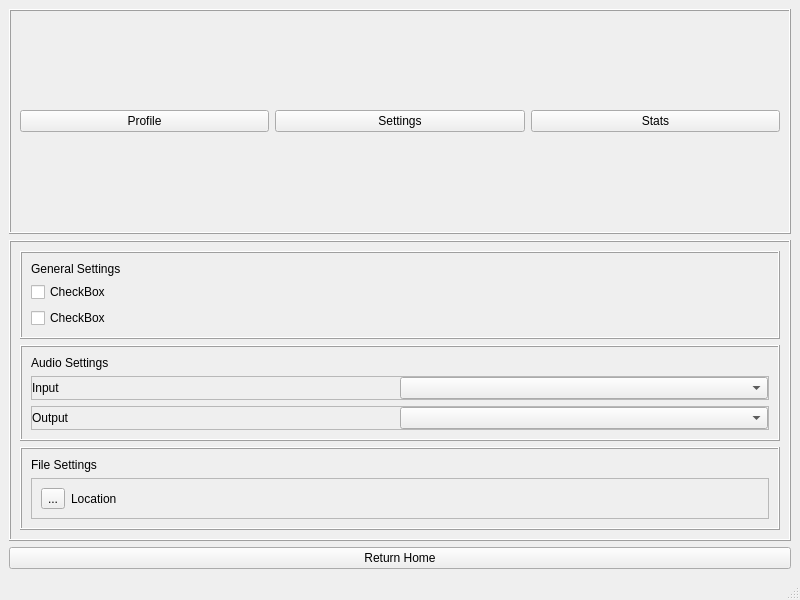
Webtamu/shumi, file qtdesigner/settings_design.ui: the form before one commit.
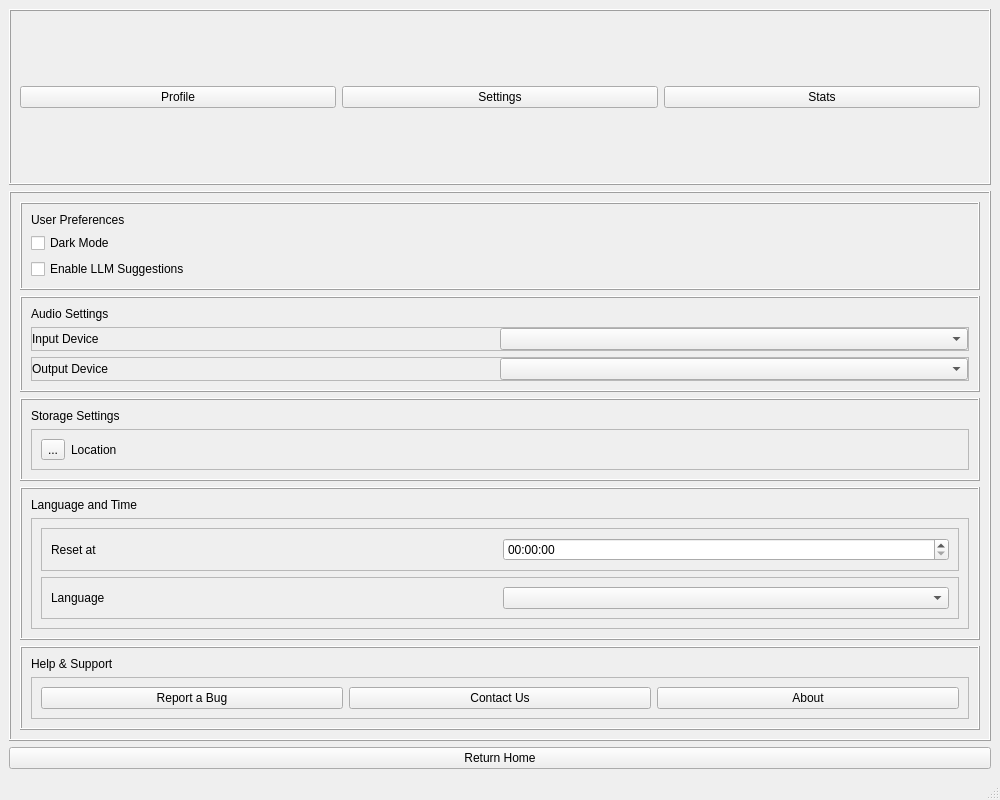
The form after the commit.

```diff
--- a/qtdesigner/settings_design.ui
+++ b/qtdesigner/settings_design.ui
@@ -6,8 +6,8 @@
    <rect>
     <x>0</x>
     <y>0</y>
-    <width>800</width>
-    <height>600</height>
+    <width>1000</width>
+    <height>800</height>
    </rect>
   </property>
   <property name="windowTitle">
@@ -69,21 +69,21 @@
           <item>
            <widget class="QLabel" name="label">
             <property name="text">
-             <string>General Settings</string>
+             <string>User Preferences</string>
             </property>
            </widget>
           </item>
           <item>
            <widget class="QCheckBox" name="checkBox">
             <property name="text">
-             <string>CheckBox</string>
+             <string>Dark Mode</string>
             </property>
            </widget>
           </item>
           <item>
            <widget class="QCheckBox" name="checkBox_2">
             <property name="text">
-             <string>CheckBox</string>
+             <string>Enable LLM Suggestions</string>
             </property>
            </widget>
           </item>
@@ -133,7 +133,7 @@
              <item>
               <widget class="QLabel" name="label_3">
                <property name="text">
-                <string>Input</string>
+                <string>Input Device</string>
                </property>
               </widget>
              </item>
@@ -170,7 +170,7 @@
              <item>
               <widget class="QLabel" name="label_4">
                <property name="text">
-                <string>Output</string>
+                <string>Output Device</string>
                </property>
               </widget>
              </item>
@@ -195,7 +195,7 @@
           <item>
            <widget class="QLabel" name="label_5">
             <property name="text">
-             <string>File Settings</string>
+             <string>Storage Settings</string>
             </property>
            </widget>
           </item>
@@ -228,6 +228,133 @@
          </layout>
         </widget>
        </item>
+       <item>
+        <widget class="QFrame" name="frame_11">
+         <property name="frameShape">
+          <enum>QFrame::Box</enum>
+         </property>
+         <property name="frameShadow">
+          <enum>QFrame::Raised</enum>
+         </property>
+         <layout class="QVBoxLayout" name="verticalLayout_8">
+          <item>
+           <widget class="QLabel" name="label_12">
+            <property name="text">
+             <string>Language and Time</string>
+            </property>
+           </widget>
+          </item>
+          <item>
+           <widget class="QFrame" name="frame_12">
+            <property name="frameShape">
+             <enum>QFrame::StyledPanel</enum>
+            </property>
+            <property name="frameShadow">
+             <enum>QFrame::Raised</enum>
+            </property>
+            <layout class="QVBoxLayout" name="verticalLayout_7">
+             <item>
+              <widget class="QFrame" name="frame_13">
+               <property name="frameShape">
+                <enum>QFrame::StyledPanel</enum>
+               </property>
+               <property name="frameShadow">
+                <enum>QFrame::Raised</enum>
+               </property>
+               <layout class="QHBoxLayout" name="horizontalLayout_5">
+                <item>
+                 <widget class="QLabel" name="label_10">
+                  <property name="text">
+                   <string>Reset at</string>
+                  </property>
+                 </widget>
+                </item>
+                <item>
+                 <widget class="QTimeEdit" name="inputTime"/>
+                </item>
+               </layout>
+              </widget>
+             </item>
+             <item>
+              <widget class="QFrame" name="frame_14">
+               <property name="frameShape">
+                <enum>QFrame::StyledPanel</enum>
+               </property>
+               <property name="frameShadow">
+                <enum>QFrame::Raised</enum>
+               </property>
+               <layout class="QHBoxLayout" name="horizontalLayout_7">
+                <item>
+                 <widget class="QLabel" name="label_11">
+                  <property name="text">
+                   <string>Language </string>
+                  </property>
+                 </widget>
+                </item>
+                <item>
+                 <widget class="QComboBox" name="inputLanguage"/>
+                </item>
+               </layout>
+              </widget>
+             </item>
+            </layout>
+           </widget>
+          </item>
+         </layout>
+        </widget>
+       </item>
+       <item>
+        <widget class="QFrame" name="frame_9">
+         <property name="frameShape">
+          <enum>QFrame::Box</enum>
+         </property>
+         <property name="frameShadow">
+          <enum>QFrame::Raised</enum>
+         </property>
+         <layout class="QVBoxLayout" name="verticalLayout_6">
+          <item>
+           <widget class="QLabel" name="label_9">
+            <property name="text">
+             <string>Help &amp; Support</string>
+            </property>
+           </widget>
+          </item>
+          <item>
+           <widget class="QFrame" name="frame_10">
+            <property name="frameShape">
+             <enum>QFrame::StyledPanel</enum>
+            </property>
+            <property name="frameShadow">
+             <enum>QFrame::Raised</enum>
+            </property>
+            <layout class="QHBoxLayout" name="horizontalLayout_6">
+             <item>
+              <widget class="QPushButton" name="btnBug">
+               <property name="text">
+                <string>Report a Bug</string>
+               </property>
+              </widget>
+             </item>
+             <item>
+              <widget class="QPushButton" name="btnContact">
+               <property name="text">
+                <string>Contact Us</string>
+               </property>
+              </widget>
+             </item>
+             <item>
+              <widget class="QPushButton" name="btnAbout">
+               <property name="text">
+                <string>About</string>
+               </property>
+              </widget>
+             </item>
+            </layout>
+           </widget>
+          </item>
+         </layout>
+        </widget>
+       </item>
       </layout>
      </widget>
     </item>
```
Left out of the diff: 16 changed lines with no effect on the pictures.
